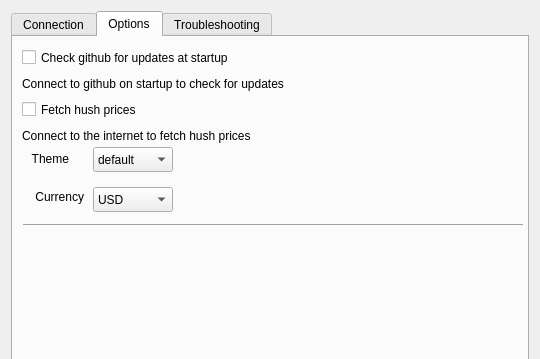
Before: the Qt Designer form src/settings.ui in leto/SilentDragonLite, drawn with Qt 5; both pictures show x 0 to 540 and y 0 to 359 of the 540 by 539 pixel window.
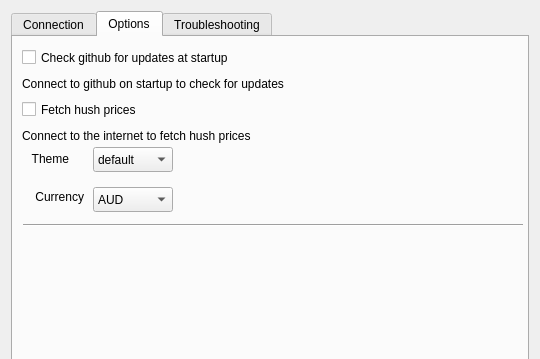
After: the same form once the commit is applied.

```diff
--- a/src/settings.ui
+++ b/src/settings.ui
@@ -253,12 +253,7 @@
        </property>
        <item>
         <property name="text">
-         <string>USD</string>
-        </property>
-       </item>
-       <item>
-        <property name="text">
-         <string>EUR</string>
+         <string>AUD</string>
         </property>
        </item>
        <item>
```
Left out of the diff: 35 changed lines with no effect on the pictures.
